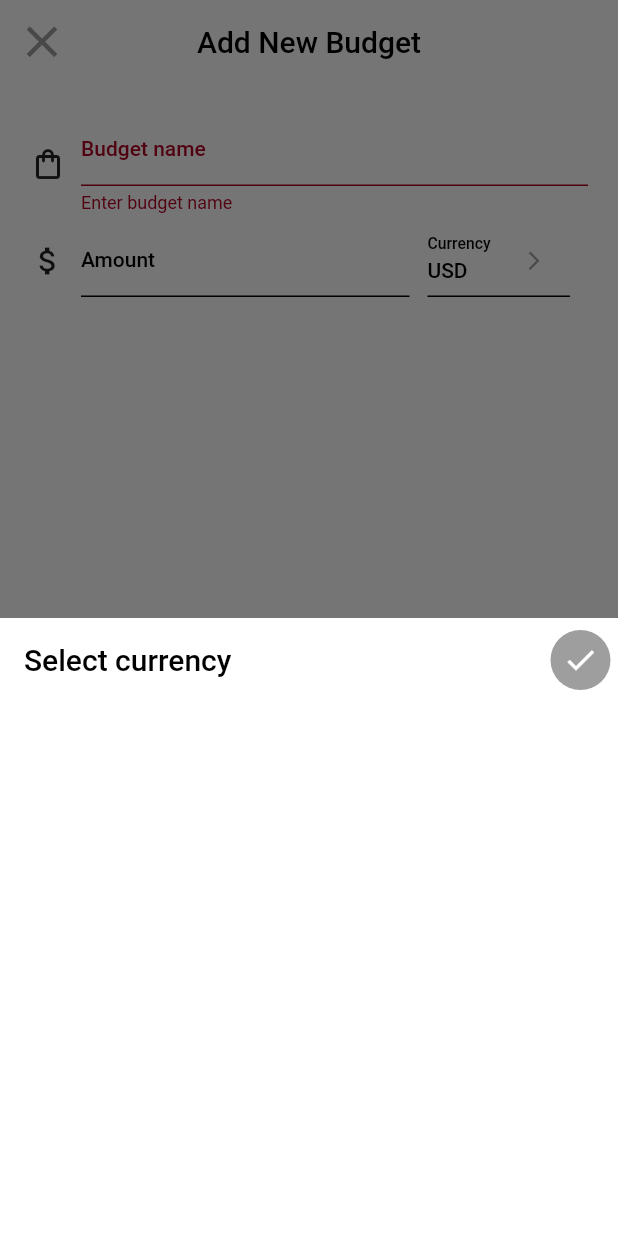
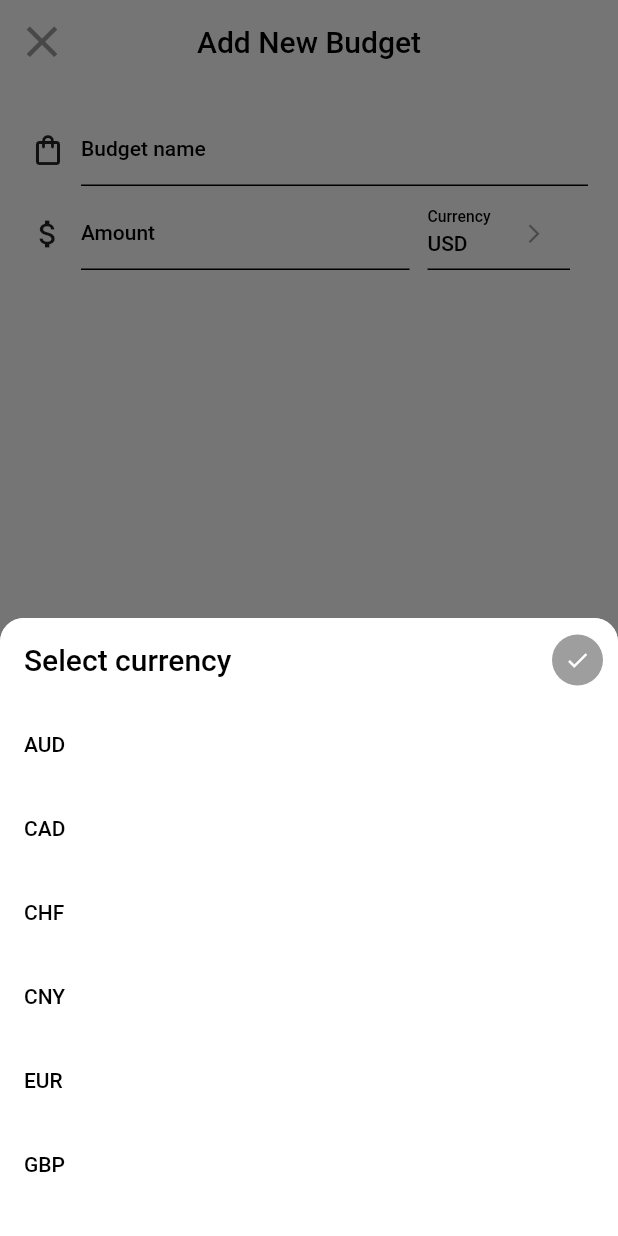
Before and after one commit to lilter96/Spender, a Flutter app: the BudgetModalBottomSheetWidget screen opened directly, after a tap on "Currency", on a phone screen of 412 x 824 dp. Run offline on Flutter 3.47's test engine with Material 2 defaults, Android fonts, the light colour scheme and no system bars; missing offline and left inert: dart:html.

Commit message:
Fixed some bugs

```diff
--- a/lib/features/budgets_screen/widgets/budgets_modal_bottom_sheet/budgets_modal_bottom_sheet.dart
+++ b/lib/features/budgets_screen/widgets/budgets_modal_bottom_sheet/budgets_modal_bottom_sheet.dart
@@ -1,15 +1,18 @@
+import 'dart:html';
+
 import 'package:flutter/material.dart';
 
 import '../currency_picker/currency_picker.dart';
 
 class BudgetModalBottomSheetWidget extends StatefulWidget {
   const BudgetModalBottomSheetWidget({super.key});
-
   @override
   State<BudgetModalBottomSheetWidget> createState() => _BudgetModalBottomSheetWidgetState();
 }
 
 class _BudgetModalBottomSheetWidgetState extends State<BudgetModalBottomSheetWidget> {
+  String _selectedCurrency = 'USD';
+
   @override
   Widget build(BuildContext context) {
     return Scaffold(
@@ -48,7 +51,7 @@ class _BudgetModalBottomSheetWidgetState extends State<BudgetModalBottomSheetWid
                       }
                       return null;
                     },
-                    autovalidateMode: AutovalidateMode.always,
+                    autovalidateMode: AutovalidateMode.onUserInteraction,
                   ),
                 ),
               ],
@@ -66,37 +69,25 @@ class _BudgetModalBottomSheetWidgetState extends State<BudgetModalBottomSheetWid
                       ),
                     ),
                     cursorColor: const Color.fromARGB(255, 24, 211, 155),
-                    // validator: (String? value) {
-                    //   if (value == null || value == '') {
-                    //     return 'Enter amount';
-                    //   }
-                    //   return null;
-                    // },
-                    // autovalidateMode: AutovalidateMode.always,
+                    validator: (String? value) {
+                      if (value == null || value == '') {
+                        return 'Enter amount';
+                      }
+                      return null;
+                    },
+                    autovalidateMode: AutovalidateMode.onUserInteraction,
                   ),
                 ),
                 TextButton(
                   style: TextButton.styleFrom(
                     foregroundColor: Colors.green,
                   ),
-                   onPressed: () {
-                   showModalBottomSheet(
-                      context: context,
-                      isScrollControlled: true,
-                      builder: (BuildContext context) {
-                        return SizedBox(
-                          height: MediaQuery.of(context).size.height * 0.5,
-                          child: const CurrencyPicker(),
-                        );
-                      },
-                    );
-                  },
                   child: SizedBox(
                     width: 95,
                     child: TextFormField(
                       decoration: const InputDecoration(
                         disabledBorder: UnderlineInputBorder(
-                          borderSide: BorderSide(color: Colors.black),
+                        borderSide: BorderSide(color: Colors.black),
                         ),
                         labelText: 'Currency',
                         labelStyle: TextStyle(
@@ -107,14 +98,36 @@ class _BudgetModalBottomSheetWidgetState extends State<BudgetModalBottomSheetWid
                           size: 15,
                         ),
                       ),
-                      initialValue: 'USD',
-                      readOnly: true,
+                      initialValue: _selectedCurrency,
+                      readOnly: false,
                       enabled: false,
                       style: const TextStyle(
                         color: Colors.black,
                       ),
                     ),
                   ),
+                  onPressed: () async {
+                    final selectedCurrency = await showModalBottomSheet<String>(
+                      context: context,
+                      isScrollControlled: true,
+                      builder: (BuildContext context) {
+                        return ClipRRect(
+                          borderRadius: BorderRadius.circular(16.0),
+                          child: SizedBox(
+                            height: MediaQuery.of(context).size.height * 0.5,
+                            child: CurrencyPicker(onSelectedCurrency: _handleSelectedCurrency,),
+                          )
+                        );
+                      },
+                    );
+
+                    if (selectedCurrency != null) {
+                      setState(() {
+                        _selectedCurrency = selectedCurrency;
+                      });
+
+                    }
+                  }
                 ),
               ],
             ),
@@ -139,4 +152,10 @@ class _BudgetModalBottomSheetWidgetState extends State<BudgetModalBottomSheetWid
       ),
     );
   }
+
+  void _handleSelectedCurrency(String currency) {
+    setState(() {
+      _selectedCurrency = currency;
+    });
+  }
 }
--- a/lib/features/budgets_screen/widgets/currency_picker/currency_picker.dart
+++ b/lib/features/budgets_screen/widgets/currency_picker/currency_picker.dart
@@ -1,6 +1,16 @@
 import 'package:flutter/material.dart';
-import 'package:flutter_material_pickers/helpers/show_scroll_picker.dart';
 
+class CurrencyPicker extends StatefulWidget {
+  final Function(String) onSelectedCurrency;
+  const CurrencyPicker({Key? key, required this.onSelectedCurrency})
+      : super(key: key);
+
+  @override
+  State<CurrencyPicker> createState() => _CurrencyPickerState();
+}
+
+class _CurrencyPickerState extends State<CurrencyPicker> {
+  String _selectedCurrency = 'USD';
   final List<String> currencies = [
     'USD',
     'EUR',
@@ -14,27 +24,24 @@ final List<String> currencies = [
     'NZD',
   ];
 
-class CurrencyPicker extends StatefulWidget {
-  const CurrencyPicker({super.key});
-
   @override
-  State<CurrencyPicker> createState() => _CurrencyPickerState();
+  void initState() {
+    super.initState();
+    currencies.sort();
   }
-
-class _CurrencyPickerState extends State<CurrencyPicker> {
-  String _selectedCurrency = 'USD';
 
   @override
   Widget build(BuildContext context) {
     return Scaffold(
-      appBar:  AppBar(
+      appBar: AppBar(
+        surfaceTintColor: Colors.white,
         automaticallyImplyLeading: false,
         title: const Text('Select currency'),
         actions: <Widget>[
           Container(
-            width: 40,
-            height: 40,
-            margin: const EdgeInsets.fromLTRB(0, 0, 5, 0),
+            width: 34,
+            height: 34,
+            margin: const EdgeInsets.fromLTRB(0, 0, 10, 0),
             decoration: const BoxDecoration(
               color: Colors.grey,
               shape: BoxShape.circle,
@@ -43,36 +50,27 @@ class _CurrencyPickerState extends State<CurrencyPicker> {
               icon: const Icon(Icons.check),
               onPressed: () {},
               color: Colors.white,
+              iconSize: 17, // set the size of the icon to 20
             ),
           ),
         ],
       ),
-      // body: Center(
-      //   child: Column(
-      //     mainAxisAlignment: MainAxisAlignment.center,
-      //     children: <Widget>[
-      //       Text(
-      //         'Selected Currency: $_selectedCurrency',
-      //         style: const TextStyle(fontSize: 24),
-      //       ),
-      //       const SizedBox(height: 20),
-      //       ElevatedButton(
-      //         onPressed: () => _showCurrencyPicker(),
-      //         child: const Text('Select Currency'),
-      //       ),
-      //     ],
-      //   ),
-      // ),
+      body: ListView.builder(
+        itemCount: currencies.length,
+        itemBuilder: (context, index) {
+          return ListTile(
+            title: Text(currencies[index]),
+           onTap: () {
+              setState(() {
+                _selectedCurrency = currencies[index];
+              });
+              widget.onSelectedCurrency(_selectedCurrency);
+              Navigator.of(context).pop(_selectedCurrency);
+            },
+            selected: _selectedCurrency == currencies[index],
+          );
+        },
+      ),
     );
   }
-
-// void _showCurrencyPicker() {
-//     showMaterialScrollPicker(
-//       context: context,
-//       title: 'Choose Currency',
-//       items: currencies,
-//       selectedItem: _selectedCurrency,
-//       onChanged: (value) => setState(() => _selectedCurrency = value),
-//     );
-//   }
 }
```
Also changed, not shown: lib/features/budgets_screen/widgets/budgets_default_screen/budgets_default_screen.dart (+13 -11 lines). Lines whose indentation alone changed are shown as unchanged.
